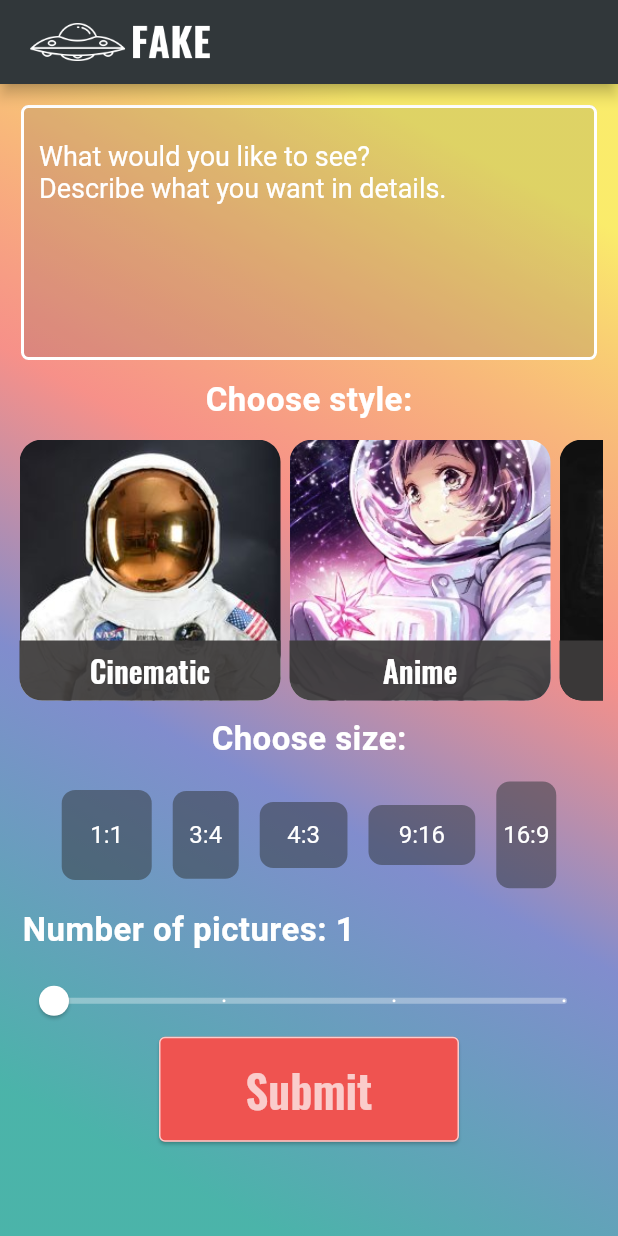
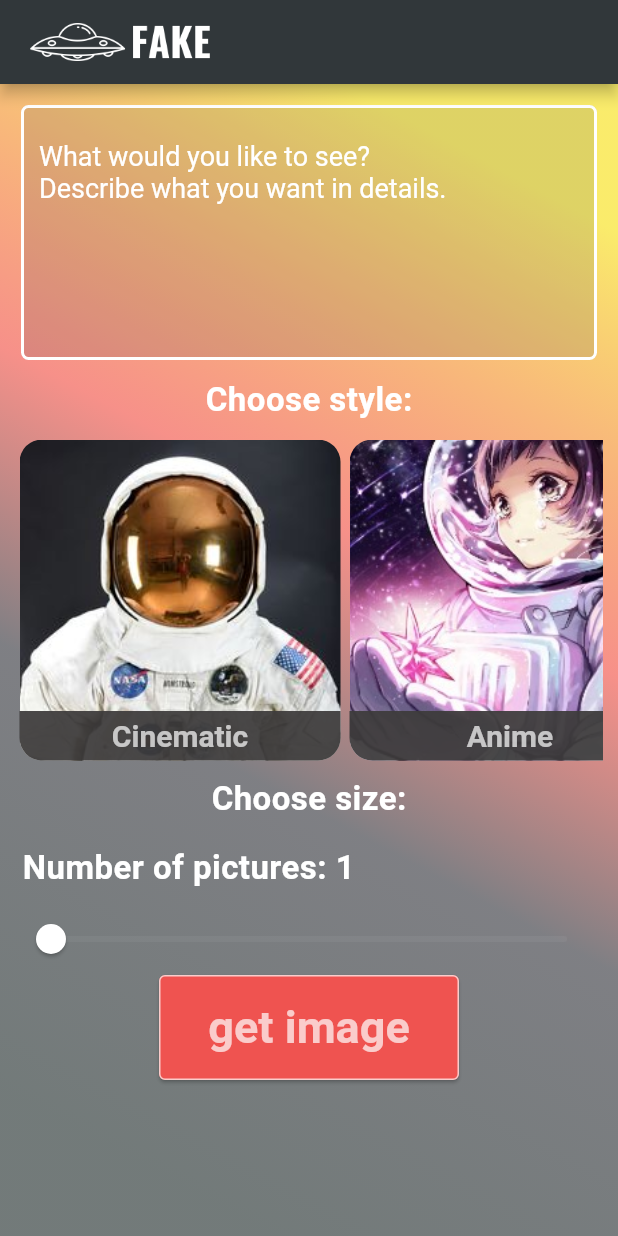
Before and after one commit to EugeneAndMonty/ai_frontend_ios_andr, a Flutter app: the screen it shows after launch, on a phone screen of 412 x 824 dp. Run offline on Flutter 3.47's test engine with Material 2 defaults, Android fonts, the phone set to English and light mode, and no system bars; our stand-ins replace google_fonts; Roboto replaces fonts that are missing (Alata).

```diff
--- a/lib/chooseNumber.dart
+++ b/lib/chooseNumber.dart
@@ -17,21 +17,21 @@ class _chooseNumberState extends State<ChooseNumber> {
         margin: EdgeInsets.symmetric(vertical: 10, horizontal: 5),
         width: double.infinity,
         child: Text(
-          'Number of pictures: ' + numberOfPictures.round().toInt().toString(), textAlign: TextAlign.left,
+          'Number of pictures: ' + numberOfPictures.round().toInt().toString(),
           style: TextStyle(
-                letterSpacing: 0.3,
-                fontSize: 22,
-                fontWeight: FontWeight.w700,
-                color: Colors.white),
+              letterSpacing: 0.3,
+              fontSize: 22,
+              fontWeight: FontWeight.w700,
+              color: Colors.white),
         ),
       ),
       Slider(
         thumbColor: Colors.white,
         activeColor: Colors.white,
-        inactiveColor: Color.fromARGB(85, 255, 255, 255),
+        inactiveColor: Color.fromARGB(12, 255, 255, 255),
         min: 1,
-        max: 4,
-        divisions: 3,
+        max: 6,
+        //divisions: 5,
         value: numberOfPictures,
         onChanged: (value) {
           setState(() {
--- a/lib/dummy_data.dart
+++ /dev/null
@@ -1,18 +0,0 @@
-var elements1 = {
-  'Cinematic': 'images/cinema.jpg',
-  'Anime': 'images/anime.jpg',
-  'Sketch': 'images/sketch.jpg',
-  'Render': 'images/render.jpg',
-  'Art': 'images/art.jpg',
-  'Cartoon': 'images/cartoon.jpg',
-};
-
-var elements2 = {
-  '1:1': [60.0, 60.0],
-  '3:4': [44.0, 58.5],
-  '4:3': [58.5, 44.0],
-  '9:16': [71.2, 40.0],
-  '16:9': [40.0, 71.2],
-};
-
-const String labelSubmitButton = 'Submit';
--- a/lib/header.dart
+++ b/lib/frame/body_background.dart
@@ -22,8 +22,8 @@ class Header extends Container {
         colors: [
           Color.fromARGB(184, 250, 230, 52),
           Color.fromARGB(147, 244, 67, 54),
-          Color.fromARGB(165, 63, 81, 181),
-          Color.fromARGB(179, 0, 150, 135),
+          Color.fromARGB(164, 58, 59, 66),
+          Color.fromARGB(179, 57, 68, 67),
         ],
       )),
       child: child,
--- a/lib/frame/custom_button.dart
+++ b/lib/frame/custom_button.dart
@@ -1,4 +1,4 @@
-import 'package:ai_frontend/styles.dart';
+import 'package:ai_frontend/frame/styles/styles.dart';
 import 'package:flutter/material.dart';
 
 class CustomButton extends StatelessWidget {
@@ -7,7 +7,6 @@ class CustomButton extends StatelessWidget {
   final double height;
   final double width;
   final double fontSize;
-
   CustomButton(
       {super.key,
       required this.onPressed,
@@ -26,7 +25,7 @@ class CustomButton extends StatelessWidget {
           fixedSize: Size(width, height),
           splashFactory: NoSplash.splashFactory),
       onPressed: onPressed,
-      child: Text(lable, style: fontStyleOswaldWhite(fontSize)),
+      child: Text(lable, style: customFontStyle(fontSize)),
     );
   }
 }
--- /dev/null
+++ b/lib/frame/styles/styles.dart
@@ -0,0 +1,17 @@
+import 'package:flutter/material.dart';
+import 'package:google_fonts/google_fonts.dart';
+
+final Color redColor = Colors.red.shade400;
+const Color whiteColor = Colors.white70;
+
+TextStyle customFontStyle(double fontSize,
+    {FontWeight fontWeight = FontWeight.w600, Color color = whiteColor}) {
+  return GoogleFonts.alata(
+      textStyle:
+          TextStyle(fontSize: fontSize, fontWeight: fontWeight, color: color));
+}
+
+//Main Screen
+const double fontSizeMainScreenButton = 30;
+const double heightMainScreenButton = 70;
+const double widthMainScreenButton = 200;
--- a/lib/horizontalScrollWidget.dart
+++ b/lib/horizontalScrollWidget.dart
@@ -1,8 +1,12 @@
+import 'package:ai_frontend/frame/styles/styles.dart';
+import 'package:ai_frontend/initial_data.dart';
 import 'package:flutter/material.dart';
 
 class HorizontalScrollWidget extends StatefulWidget {
   final data;
-  const HorizontalScrollWidget({super.key, this.data});
+  final List<Map> chooseStyleIcons;
+  const HorizontalScrollWidget(
+      {super.key, this.data, required this.chooseStyleIcons});
 
   @override
   State<HorizontalScrollWidget> createState() => HorizontalScrollWidgetState();
@@ -11,65 +15,41 @@ class HorizontalScrollWidget extends StatefulWidget {
 var data_from_user_style;
 
 class HorizontalScrollWidgetState extends State<HorizontalScrollWidget> {
-  bool isSelected = false;
-  funcFocus() => setState(() {
-        if (isSelected == true) {
-          isSelected = false;
-        } else {
-          isSelected = true;
+  late String _nameMatch;
+  focusOnChooseStyleIcons() => setState(() {
+        for (var style in chooseStyleIcons) {
+          style.containsValue(_nameMatch) && !style.containsKey('highlighted')
+              ? style['highlighted'] = true
+              : style.remove('highlighted');
         }
       });
 
   @override
   Widget build(BuildContext context) {
     return Container(
-      height: 180,
+      height: 220,
       width: double.infinity,
       child: GridView.count(
         crossAxisCount: 1,
         scrollDirection: Axis.horizontal,
         children: [
-          ...widget.data.map((pdata) {
-            //using widget to pass data to our functions
+          ...widget.chooseStyleIcons.map((style) {
             return GestureDetector(
                 onTap: () {
-                 var x;
-                  var y;
-                  funcFocus();
-                  data_from_user_style = pdata[0];
-                  if (isSelected) {
-                    widget.data.forEach((data1) {
-                      if (data1.contains('true')) {
-                        data1.remove('true');
-                        y = data1;
-                      }
-                    });
-                    if (!pdata.contains('true') && y != pdata) {
-                      pdata.add('true');
-                    }
-                  } else {
-                    widget.data.forEach((data1) {
-                      if (data1.contains('true')) {
-                        data1.remove('true');
-                        x = data1;
-                      }
-                    });
-                    x != pdata ? pdata.add('true') : null;
-                  }
+                  _nameMatch = style['icon'];
+                  focusOnChooseStyleIcons();
                 },
                 child: Container(
                     decoration: BoxDecoration(
-                          border: pdata.contains('true')
+                        border: style.containsValue(true)
                             ? Border.all(
                                 width: 2,
                                 color: Colors.white,
                                 strokeAlign: BorderSide.strokeAlignOutside)
                             : null,
-                          borderRadius:
-                              BorderRadius.all(Radius.circular(15)),
+                        borderRadius: BorderRadius.all(Radius.circular(15)),
                         image: DecorationImage(
-                              image: AssetImage(
-                                  pdata[1]), //dynamically generated
+                            image: AssetImage(style['link']),
                             fit: BoxFit.fitWidth)),
                     margin: EdgeInsets.all(3),
                     child: Align(
@@ -83,17 +63,12 @@ class HorizontalScrollWidgetState extends State<HorizontalScrollWidget> {
                                   bottomLeft: Radius.circular(15),
                                   bottomRight: Radius.circular(15))),
                           child: Text(
-                              pdata[0], //dynamically generated
+                            style['icon'],
                             textAlign: TextAlign.center,
-                              style: TextStyle(
-                                fontSize: 20,
-                                color: Colors.white,
-                                fontFamily: 'Oswald',
-                              ),
+                            style: customFontStyle(20),
                           )),
                     )));
-
-          }).toList(),
+          }),
         ], //new child
       ),
     );
--- /dev/null
+++ b/lib/initial_data.dart
@@ -0,0 +1,27 @@
+var elements1 = {
+  'Cinematic': 'images/cinema.jpg',
+  'Anime': 'images/anime.jpg',
+  'Sketch': 'images/sketch.jpg',
+  'Render': 'images/render.jpg',
+  'Art': 'images/art.jpg',
+  'Cartoon': 'images/cartoon.jpg',
+};
+
+var elements2 = {
+  '1:1': [60.0, 60.0],
+  '3:4': [44.0, 58.5],
+  '4:3': [58.5, 44.0],
+  '9:16': [71.2, 40.0],
+  '16:9': [40.0, 71.2],
+};
+
+const String labelSubmitButton = 'get image';
+
+List<Map> chooseStyleIcons = [
+  {'icon': 'Cinematic', 'link': 'images/cinema.jpg'},
+  {'icon': 'Anime', 'link': 'images/anime.jpg'},
+  {'icon': 'Sketch', 'link': 'images/sketch.jpg'},
+  {'icon': 'Render', 'link': 'images/render.jpg'},
+  {'icon': 'Art', 'link': 'images/art.jpg'},
+  {'icon': 'Cartoon', 'link': 'images/cartoon.jpg'},
+];
--- a/lib/main.dart
+++ b/lib/main.dart
@@ -1,76 +1,7 @@
-import 'package:ai_frontend/frame/custom_button.dart';
-import 'package:ai_frontend/chooseNumber.dart';
-import 'package:ai_frontend/styles.dart';
 import 'package:flutter/material.dart';
-import 'header.dart';
-import 'horizontalScrollWidget.dart';
-import 'chooseStyle.dart';
-import 'AspectRatio.dart';
-import 'chooseSize.dart';
-import 'dummy_data.dart';
-import 'textInput.dart';
+import 'package:ai_frontend/main_screen.dart';
 
 void main() {
   runApp(const App());
   WidgetsFlutterBinding.ensureInitialized();
 }
-
-class App extends StatefulWidget {
-  const App({super.key});
-  @override
-  State<App> createState() => AppState();
-}
-
-class AppState extends State<App> {
-  List data_styles = [];
-  List data_ratio = [];
-
-  @override
-  Widget build(BuildContext context) {
-    elements1.forEach((key, value) => data_styles.length != elements1.length
-        ? data_styles.add([key, value])
-        : null);
-    elements2.forEach((key, value) => data_ratio.length != elements2.length
-        ? data_ratio.add([key, value])
-        : null);
-
-    return MaterialApp(
-        home: Scaffold(
-            appBar: AppBar(
-              backgroundColor: Color.fromARGB(255, 49, 55, 58),
-              leading: Container(
-                child: Image(image: AssetImage('images/logo.png')),
-                padding: EdgeInsets.only(left: 20),
-              ),
-              leadingWidth: 140,
-            ),
-            body: Header(
-              child: Column(children: [
-                textInput(),
-                ChooseStyle(), // text input field holding data on submit
-                HorizontalScrollWidget(
-                  data: data_styles,
-                ), //dynamically generated data, holding value at data_from_user_style
-                ChooseSize(),
-                AspectRatioChoice(
-                  data: data_ratio,
-                ), //dynamically generated data, holding value at data_from_ratio
-                ChooseNumber(),
-                CustomButton(
-                  fontSize: fontSizeMainScreenButton,
-                  lable: labelSubmitButton,
-                  height: heightMainScrennButton,
-                  width: widthMainScreenButton,
-                  onPressed: () {
-                    print([
-                      data_from_text,
-                      data_from_user_style,
-                      data_from_ratio,
-                      numberOfPictures.round().toInt()
-                    ]);
-                  },
-                ),
-              ]),
-            )));
-  }
-}
--- /dev/null
+++ b/lib/main_screen.dart
@@ -0,0 +1,64 @@
+import 'package:ai_frontend/frame/custom_button.dart';
+import 'package:ai_frontend/chooseNumber.dart';
+import 'package:ai_frontend/frame/styles/styles.dart';
+import 'package:flutter/material.dart';
+import 'frame/body_background.dart';
+import '/horizontalScrollWidget.dart';
+import '/chooseStyle.dart';
+import '/AspectRatio.dart';
+import '/chooseSize.dart';
+import 'initial_data.dart';
+import '/textInput.dart';
+
+class App extends StatefulWidget {
+  const App({super.key});
+  @override
+  State<App> createState() => AppState();
+}
+
+class AppState extends State<App> {
+  // List data_styles = [];
+  // List data_ratio = [];
+
+  @override
+  Widget build(BuildContext context) {
+    // elements1.forEach((key, value) => data_styles.length != elements1.length
+    //     ? data_styles.add([key, value])
+    //     : null);
+    // elements2.forEach((key, value) => data_ratio.length != elements2.length
+    //     ? data_ratio.add([key, value])
+    //     : null);
+
+    return MaterialApp(
+        home: Scaffold(
+            appBar: AppBar(
+              backgroundColor: Color.fromARGB(255, 49, 55, 58),
+              leading: Container(
+                child: Image(image: AssetImage('images/logo.png')),
+                padding: EdgeInsets.only(left: 20),
+              ),
+              leadingWidth: 140,
+            ),
+            body: Header(
+              child: Column(children: [
+                textInput(),
+                ChooseStyle(), // text input field holding data on submit
+                HorizontalScrollWidget(
+                  chooseStyleIcons: chooseStyleIcons,
+                ), //dynamically generated data, holding value at data_from_user_style
+                ChooseSize(),
+                // AspectRatioChoice(
+                //   data: data_ratio,
+                // ), //dynamically generated data, holding value at data_from_ratio
+                ChooseNumber(),
+                CustomButton(
+                  fontSize: fontSizeMainScreenButton,
+                  lable: labelSubmitButton,
+                  height: heightMainScreenButton,
+                  width: widthMainScreenButton,
+                  onPressed: () {},
+                ),
+              ]),
+            )));
+  }
+}
--- a/lib/styles.dart
+++ /dev/null
@@ -1,13 +0,0 @@
-import 'package:flutter/material.dart';
-
-final Color redColor = Colors.red.shade400;
-const Color whiteColor = Colors.white70;
-
-TextStyle fontStyleOswaldWhite(double fontSize) {
-  return TextStyle(color: whiteColor, fontFamily: 'Oswald', fontSize: fontSize);
-}
-
-//Main Screen
-const double fontSizeMainScreenButton = 30;
-const double heightMainScrennButton = 70;
-const double widthMainScreenButton = 200;
```
Also changed, not shown: pubspec.yaml (+10 -72 lines), fonts/Oswald-SemiBold.ttf (deleted), pubspec.lock, 2 other files. Lines whose indentation alone changed are shown as unchanged.
